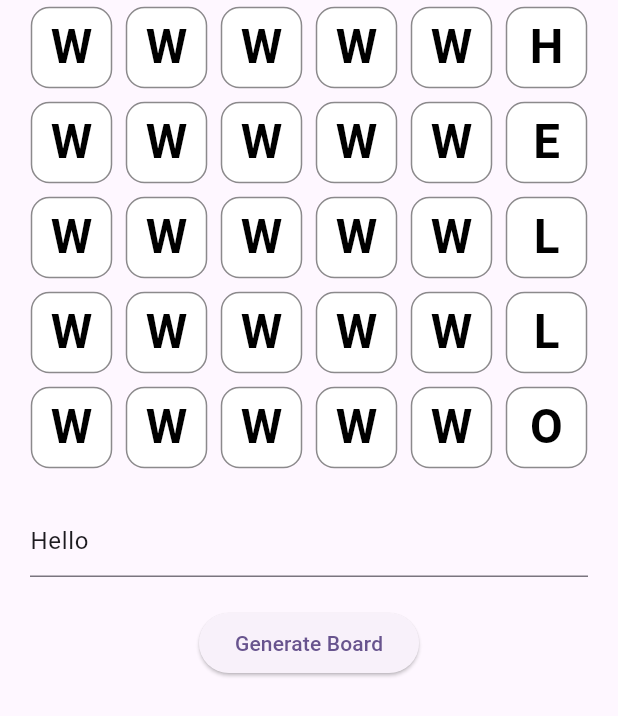
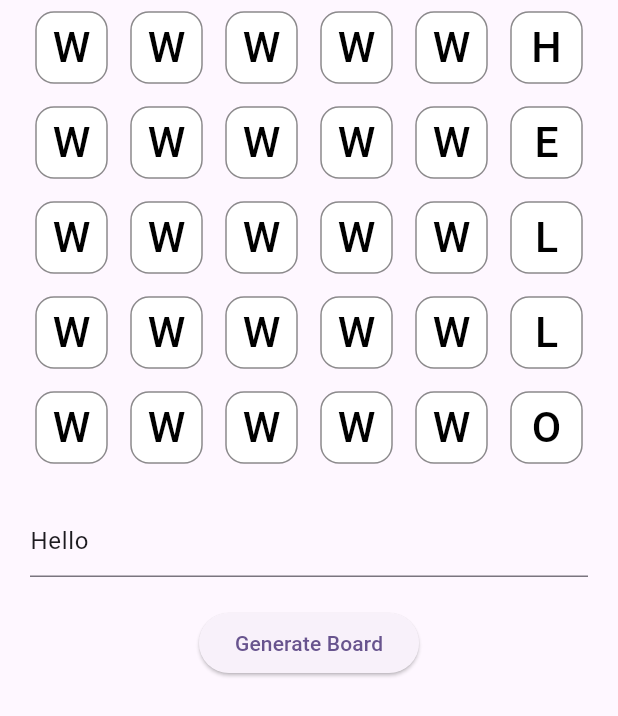
Before and after one commit to tran-huy-phuc/learn-dart-flutter, a Flutter app: the screen it shows after launch, on a phone screen of 412 x 824 dp. Shown: the top 716 px of the screen. Run offline on Flutter 3.47's test engine with Material 3 defaults, Android fonts, the phone set to English and light mode, and no system bars; missing offline and left inert: flutter_confetti.

Commit message:
Update connection path size and letter size

```diff
--- a/WordBoard/lib/constants.dart
+++ b/WordBoard/lib/constants.dart
@@ -2,8 +2,8 @@ const int wordBoardMargin = 16;
 const int wordBoardColumn = 6;
 const int wordBoardRow = 5;
 const String alphabet = 'ABCDEFGHIJKLMNOPQRSTUVWXYZ';
-const int cellMargin = 5;
+const int cellMargin = 8;
 const double cellBorderRadius = 12;
-const double connectedPathWidth = 6;
-const double connectedDotRadius = 6;
+const double connectedPathWidth = 10;
+const double connectedDotRadius = 12;
 const String defaultHiddenWord = 'Hello';
--- a/WordBoard/lib/word_board.dart
+++ b/WordBoard/lib/word_board.dart
@@ -200,8 +200,8 @@ class WordBoardPainter extends CustomPainter {
               text: letter,
               style: TextStyle(
                 color: Colors.black,
-                fontSize: cellSize * 0.5,
-                fontWeight: FontWeight.bold,
+                fontSize: cellSize * 0.45,
+                fontWeight: FontWeight.w500,
               ),
             ),
             textAlign: TextAlign.center,
```
